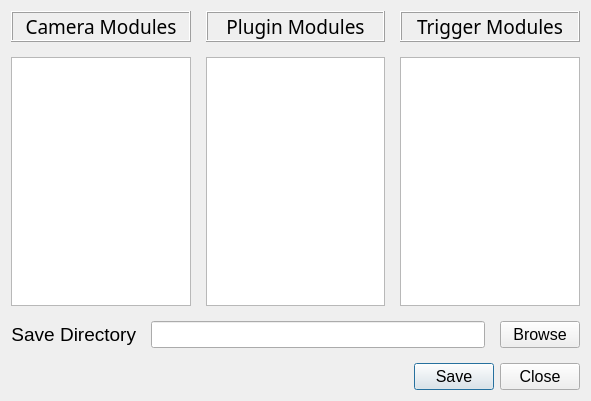
First picture: the form in rataGUI/interface/design/startMenu.ui, repository nathanielnyema/rataGUI, before the edit.
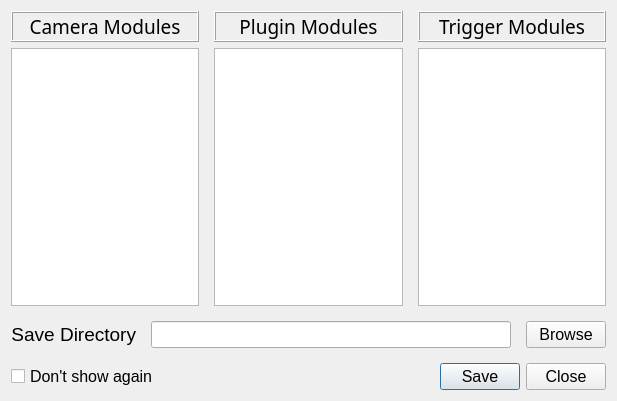
Second picture: the form after the edit.

Commit message: start menu + session structure changes

The edit to the form file:
```diff
--- a/rataGUI/interface/design/startMenu.ui
+++ b/rataGUI/interface/design/startMenu.ui
@@ -9,7 +9,7 @@
    <rect>
     <x>0</x>
     <y>0</y>
-    <width>591</width>
+    <width>617</width>
     <height>401</height>
    </rect>
   </property>
@@ -29,6 +29,9 @@
     <layout class="QHBoxLayout" name="listWidgetMenu">
      <item>
       <layout class="QVBoxLayout" name="camLayout">
+       <property name="spacing">
+        <number>6</number>
+       </property>
        <item>
         <widget class="QLabel" name="camLabel">
          <property name="font">
@@ -60,7 +63,7 @@
           <enum>QAbstractItemView::SingleSelection</enum>
          </property>
          <property name="spacing">
-          <number>6</number>
+          <number>8</number>
          </property>
         </widget>
        </item>
@@ -68,6 +71,9 @@
      </item>
      <item>
       <layout class="QVBoxLayout" name="pluginLayout">
+       <property name="spacing">
+        <number>6</number>
+       </property>
        <item>
         <widget class="QLabel" name="pluginLabel">
          <property name="font">
@@ -99,7 +105,7 @@
           <enum>QAbstractItemView::SingleSelection</enum>
          </property>
          <property name="spacing">
-          <number>6</number>
+          <number>8</number>
          </property>
         </widget>
        </item>
@@ -107,6 +113,9 @@
      </item>
      <item>
       <layout class="QVBoxLayout" name="triggerLayout">
+       <property name="spacing">
+        <number>6</number>
+       </property>
        <item>
         <widget class="QLabel" name="triggerLabel">
          <property name="font">
@@ -138,7 +147,7 @@
           <enum>QAbstractItemView::SingleSelection</enum>
          </property>
          <property name="spacing">
-          <number>6</number>
+          <number>8</number>
          </property>
         </widget>
        </item>
@@ -174,6 +183,32 @@
       </widget>
      </item>
     </layout>
+   </item>
+   <item>
+    <layout class="QHBoxLayout" name="horizontalLayout">
+     <item>
+      <widget class="QCheckBox" name="dontShowAgain">
+       <property name="sizePolicy">
+        <sizepolicy hsizetype="Minimum" vsizetype="Maximum">
+         <horstretch>0</horstretch>
+         <verstretch>0</verstretch>
+        </sizepolicy>
+       </property>
+       <property name="font">
+        <font>
+         <pointsize>12</pointsize>
+        </font>
+       </property>
+       <property name="text">
+        <string>Don't show again</string>
+       </property>
+       <property name="iconSize">
+        <size>
+         <width>16</width>
+         <height>16</height>
+        </size>
+       </property>
+      </widget>
    </item>
    <item>
     <widget class="QDialogButtonBox" name="buttonBox">
@@ -187,6 +222,8 @@
       <bool>false</bool>
      </property>
     </widget>
+     </item>
+    </layout>
    </item>
   </layout>
  </widget>
```
Left out of the diff: 26 changed lines with no effect on the pictures. Lines whose indentation alone changed are shown as unchanged. The commit also changes 19 other files.
